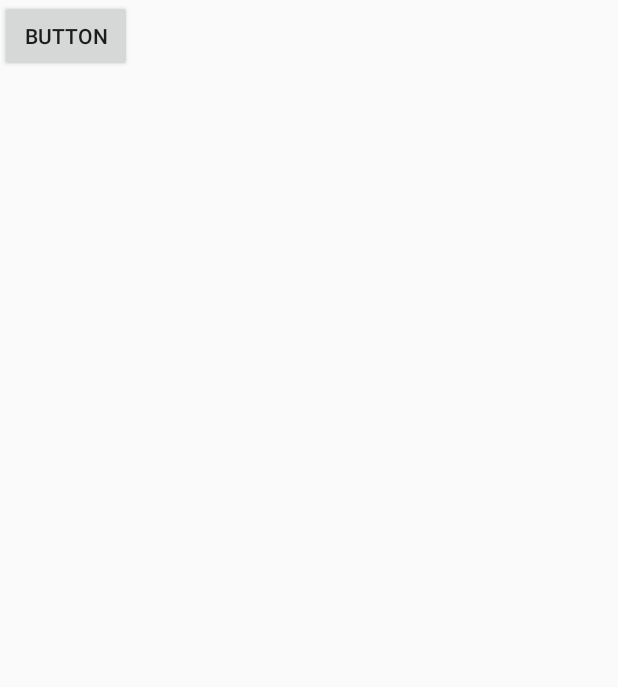
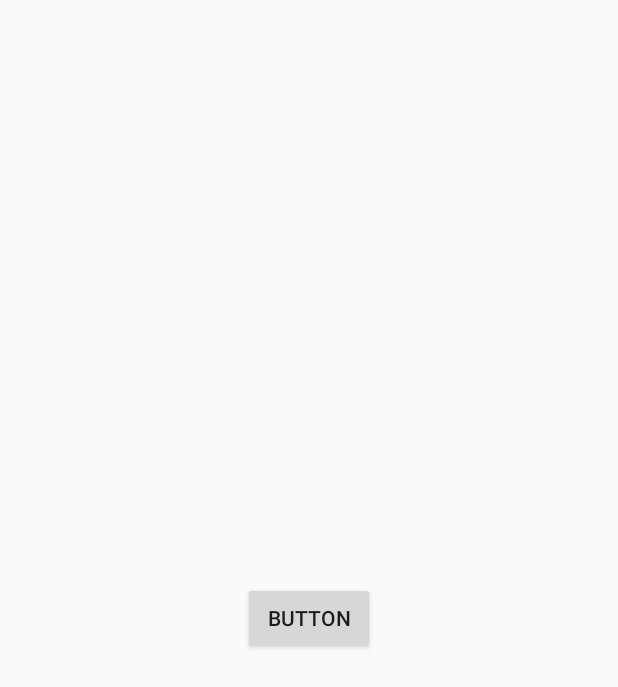
Before and after one commit to donggyu412/MyFile, an Android app built with Jetpack Compose: the layout activity_main.xml on its own in the app's theme, with its tools: preview values and no code run, on a phone screen of 412 x 824 dp. Shown: the top 687 px of the screen. Run offline under Robolectric (Android 15) with nearby library versions, the phone set to English and light mode, and no system bars.

Commit message:
Second Week (2)

```diff
--- a/app/build.gradle.kts
+++ b/app/build.gradle.kts
@@ -62,12 +62,12 @@ dependencies {
     implementation(libs.androidx.ui)
     implementation(libs.androidx.ui.graphics)
     implementation(libs.androidx.ui.tooling.preview)
-    implementation(libs.androidx.material3)
     implementation(libs.androidx.runtime.saved.instance.state)
     implementation(libs.androidx.constraintlayout)
     implementation(libs.androidx.recyclerview)
     implementation(libs.androidx.coordinatorlayout)
     implementation(libs.material)
+    implementation(libs.androidx.appcompat)
     testImplementation(libs.junit)
     androidTestImplementation(libs.androidx.junit)
     androidTestImplementation(libs.androidx.espresso.core)
--- a/app/src/main/java/com/example/checkid/view/MainActivity.kt
+++ b/app/src/main/java/com/example/checkid/view/MainActivity.kt
@@ -1,9 +1,7 @@
 package com.example.checkid.view
 
-import android.app.Activity
 import android.os.Bundle
 import android.widget.Button
-import androidx.activity.ComponentActivity
 import androidx.appcompat.app.AppCompatActivity
 import androidx.compose.material3.Text
 import androidx.compose.runtime.Composable
@@ -22,9 +20,8 @@ class MainActivity : AppCompatActivity() {
         val button = findViewById<Button>(R.id.button)
         button.setOnClickListener {
             val fragment = NotificationFragment()
-            supportFragmentManager.beginTransaction()  // Activity() 대신 this 사용
+            supportFragmentManager.beginTransaction()
                 .replace(R.id.fragment_container, fragment)
-                .addToBackStack(null)
                 .commit()
         }
     }
--- a/app/src/main/res/layout/activity_main.xml
+++ b/app/src/main/res/layout/activity_main.xml
@@ -1,18 +1,20 @@
 <?xml version="1.0" encoding="utf-8"?>
-<RelativeLayout xmlns:android="http://schemas.android.com/apk/res/android"
+<androidx.constraintlayout.widget.ConstraintLayout xmlns:android="http://schemas.android.com/apk/res/android"
+    xmlns:app="http://schemas.android.com/apk/res-auto"
+    xmlns:tools="http://schemas.android.com/tools"
+    android:id="@+id/fragment_container"
     android:layout_width="match_parent"
     android:layout_height="match_parent">
 
-    <FrameLayout
-        android:id="@+id/fragment_container"
-        android:layout_width="match_parent"
-        android:layout_height="match_parent" >
+    <Button
+        android:id="@+id/button"
+        android:layout_width="wrap_content"
+        android:layout_height="wrap_content"
+        android:text="@string/button_text"
+        app:layout_constraintBottom_toBottomOf="parent"
+        app:layout_constraintEnd_toEndOf="parent"
+        app:layout_constraintStart_toStartOf="parent"
+        app:layout_constraintTop_toTopOf="parent" />
 
-        <Button
-            android:id="@+id/button"
-            android:layout_width="wrap_content"
-            android:layout_height="wrap_content"
-            android:text="Button" />
-    </FrameLayout>
 
-</RelativeLayout>
+</androidx.constraintlayout.widget.ConstraintLayout>
--- a/app/src/main/res/layout/list_notification.xml
+++ b/app/src/main/res/layout/list_notification.xml
@@ -23,7 +23,7 @@
         android:layout_height="wrap_content"
         android:layout_marginStart="16dp"
         android:layout_marginTop="8dp"
-        android:text="제목"
+        android:text="@string/Notification_title"
         android:textStyle="bold"
         app:layout_constraintStart_toEndOf="@+id/image_notification"
         app:layout_constraintTop_toTopOf="parent" />
@@ -32,7 +32,7 @@
         android:id="@+id/txt_notification_content"
         android:layout_width="wrap_content"
         android:layout_height="wrap_content"
-        android:text="내용"
+        android:text="@string/Notification_content"
         app:layout_constraintBottom_toBottomOf="parent"
         app:layout_constraintEnd_toEndOf="parent"
         app:layout_constraintHorizontal_bias="0.051"
--- a/app/src/main/res/values/strings.xml
+++ b/app/src/main/res/values/strings.xml
@@ -1,3 +1,9 @@
+<?xml version="1.0" encoding="utf-8"?>
+
 <resources>
     <string name="app_name">Checkid</string>
+    <string name="button_text">button</string>
+
+    <string name="Notification_title">제목</string>
+    <string name="Notification_content">내용</string>
 </resources>
--- a/gradle/libs.versions.toml
+++ b/gradle/libs.versions.toml
@@ -14,6 +14,7 @@ constraintlayout = "2.1.4"
 recyclerview = "1.3.2"
 coordinatorlayout = "1.2.0"
 material = "1.12.0"
+appcompat = "1.7.0"
 
 [libraries]
 androidx-core-ktx = { group = "androidx.core", name = "core-ktx", version.ref = "coreKtx" }
@@ -37,6 +38,7 @@ androidx-constraintlayout = { group = "androidx.constraintlayout", name = "const
 androidx-recyclerview = { group = "androidx.recyclerview", name = "recyclerview", version.ref = "recyclerview" }
 androidx-coordinatorlayout = { group = "androidx.coordinatorlayout", name = "coordinatorlayout", version.ref = "coordinatorlayout" }
 material = { group = "com.google.android.material", name = "material", version.ref = "material" }
+androidx-appcompat = { group = "androidx.appcompat", name = "appcompat", version.ref = "appcompat" }
 
 [plugins]
 android-application = { id = "com.android.application", version.ref = "agp" }
```
Also changed, not shown: app/src/main/java/com/example/checkid/view/fragment/NotificationFragment.kt (+2 -5 lines).
